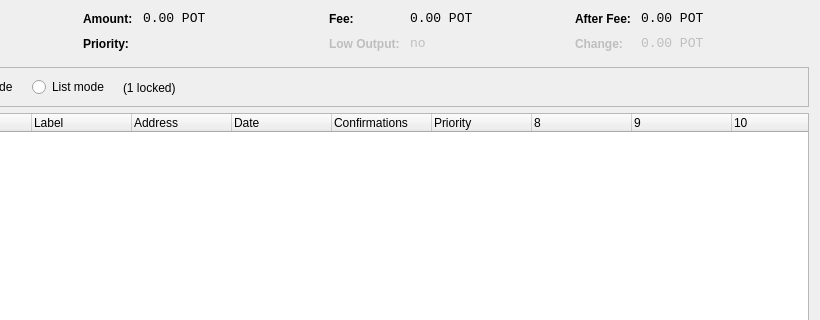
Old version of the form src/qt/forms/coincontroldialog.ui in the repository potcoin/Potcoin; both pictures show x 180 to 1000 and y 0 to 320 of the 1000 by 500 pixel window.
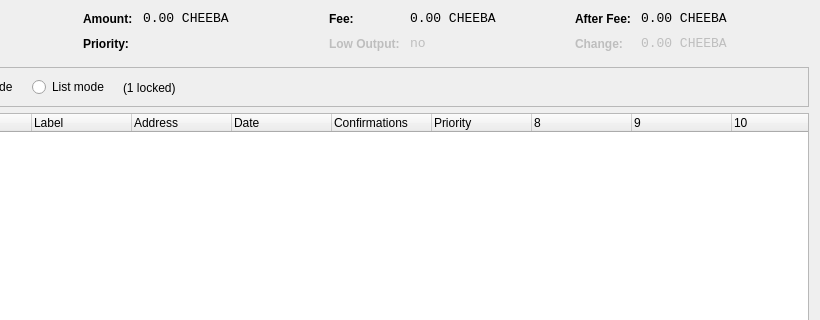
New version of the form. Custom widgets are drawn as their Qt base class.

```diff
--- a/src/qt/forms/coincontroldialog.ui
+++ b/src/qt/forms/coincontroldialog.ui
@@ -141,7 +141,7 @@
           <enum>Qt::ActionsContextMenu</enum>
          </property>
          <property name="text">
-          <string notr="true">0.00 POT</string>
+          <string notr="true">0.00 CHEEBA</string>
          </property>
          <property name="textInteractionFlags">
           <set>Qt::LinksAccessibleByMouse|Qt::TextSelectableByKeyboard|Qt::TextSelectableByMouse</set>
@@ -221,7 +221,7 @@
           <enum>Qt::ActionsContextMenu</enum>
          </property>
          <property name="text">
-          <string notr="true">0.00 POT</string>
+          <string notr="true">0.00 CHEEBA</string>
          </property>
          <property name="textInteractionFlags">
           <set>Qt::LinksAccessibleByMouse|Qt::TextSelectableByKeyboard|Qt::TextSelectableByMouse</set>
@@ -307,7 +307,7 @@
           <enum>Qt::ActionsContextMenu</enum>
          </property>
          <property name="text">
-          <string notr="true">0.00 POT</string>
+          <string notr="true">0.00 CHEEBA</string>
          </property>
          <property name="textInteractionFlags">
           <set>Qt::LinksAccessibleByMouse|Qt::TextSelectableByKeyboard|Qt::TextSelectableByMouse</set>
@@ -345,7 +345,7 @@
           <enum>Qt::ActionsContextMenu</enum>
          </property>
          <property name="text">
-          <string notr="true">0.00 POT</string>
+          <string notr="true">0.00 CHEEBA</string>
          </property>
          <property name="textInteractionFlags">
           <set>Qt::LinksAccessibleByMouse|Qt::TextSelectableByKeyboard|Qt::TextSelectableByMouse</set>
```
